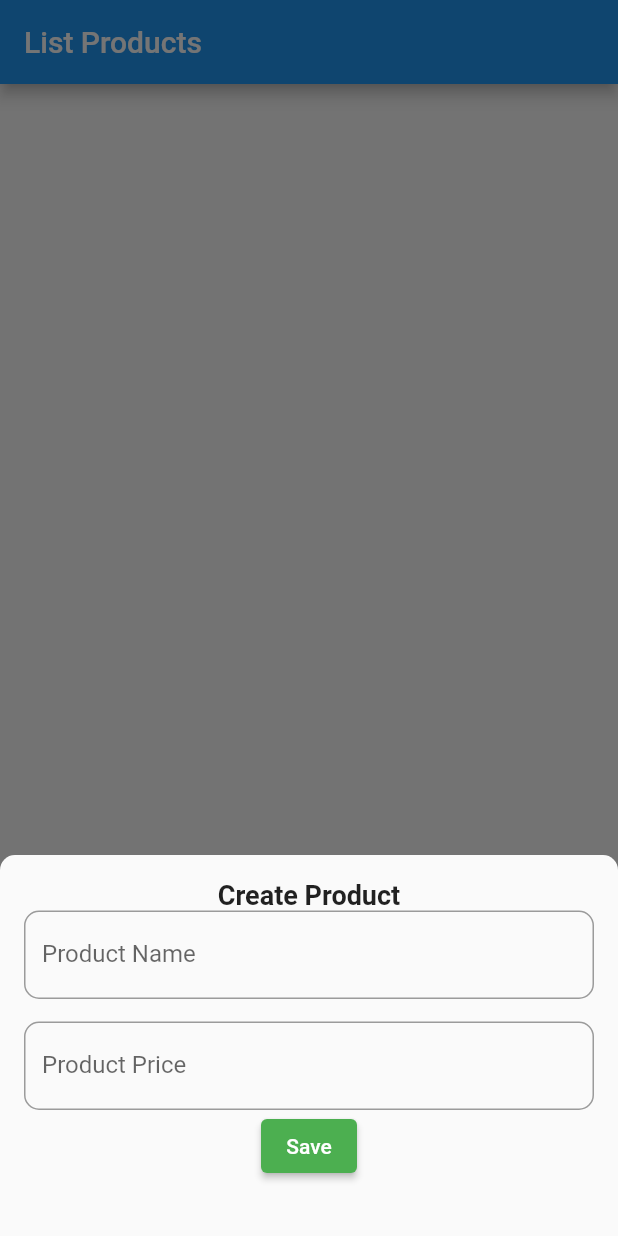
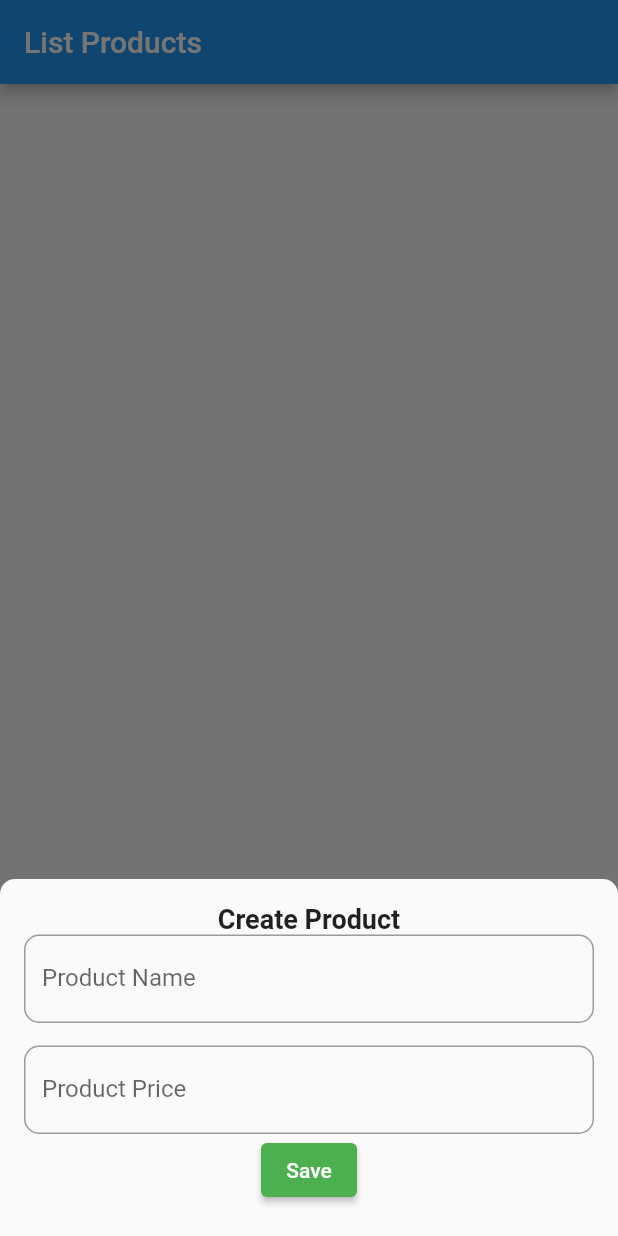
Before and after one commit to fathonix/CRUD-API-Flutter, a Flutter app: the screen it shows after launch, after a tap on the "add" icon, on a phone screen of 412 x 824 dp. Run offline on Flutter 3.47's test engine with Material 2 defaults, Android fonts, the phone set to English and light mode, and no system bars; network calls fail.

Commit message:
Padding and check value

```diff
--- a/lib/pages/home_page.dart
+++ b/lib/pages/home_page.dart
@@ -1,3 +1,5 @@
+import 'dart:developer';
+
 import 'package:crud_api_app/models/product.dart';
 import 'package:flutter/material.dart';
 import 'package:intl/intl.dart';
@@ -21,10 +23,11 @@ class _HomePageState extends State<HomePage> {
       context: context,
       isScrollControlled: true,
       builder: (_) {
-        return Container(
-          padding: const EdgeInsets.all(16),
-          child: Padding(
+        return Padding(
           padding: EdgeInsets.only(
+              top: 16,
+              left: 16,
+              right: 16,
               bottom: MediaQuery.of(context).viewInsets.bottom),
           child: Form(
             key: formKey,
@@ -40,6 +43,9 @@ class _HomePageState extends State<HomePage> {
                 ),
                 TextFormField(
                   controller: nameController,
+                  onChanged: (value) {
+                    log('Nama Product $value');
+                  },
                   decoration: InputDecoration(
                     hintText: 'Redmi 3',
                     labelText: 'Product Name',
@@ -54,6 +60,9 @@ class _HomePageState extends State<HomePage> {
                 TextFormField(
                   controller: priceController,
                   keyboardType: TextInputType.number,
+                  onChanged: (value) {
+                    log('Harga Product $value');
+                  },
                   decoration: InputDecoration(
                     hintText: '40000',
                     labelText: 'Product Price',
@@ -67,17 +76,16 @@ class _HomePageState extends State<HomePage> {
                       backgroundColor: Colors.green,
                     ),
                     onPressed: () {},
-                      child: Text('Save')),
+                    child: const Text('Save')),
                 const SizedBox(
                   height: 20,
                 ),
               ],
             ),
           ),
-          ),
         );
       },
-      shape: RoundedRectangleBorder(
+      shape: const RoundedRectangleBorder(
         borderRadius: BorderRadius.vertical(top: Radius.circular(10)),
       ),
     );
@@ -90,7 +98,7 @@ class _HomePageState extends State<HomePage> {
           onPressed: () {
             _showBottomSheet();
           },
-          child: Icon(Icons.add),
+          child: const Icon(Icons.add),
         ),
         floatingActionButtonLocation: FloatingActionButtonLocation.centerFloat,
         appBar: AppBar(
--- a/lib/services/product_service.dart
+++ b/lib/services/product_service.dart
@@ -22,14 +22,11 @@ class ProductService {
             products.add(Product.fromJson(json));
           }
           return products;
-        } else {
-          return null;
         }
-      } else {
-        return null;
       }
     } catch (e) {
       log('Error get Products $e');
+      return null;
     }
   }
 }
```
Lines whose indentation alone changed are shown as unchanged.
